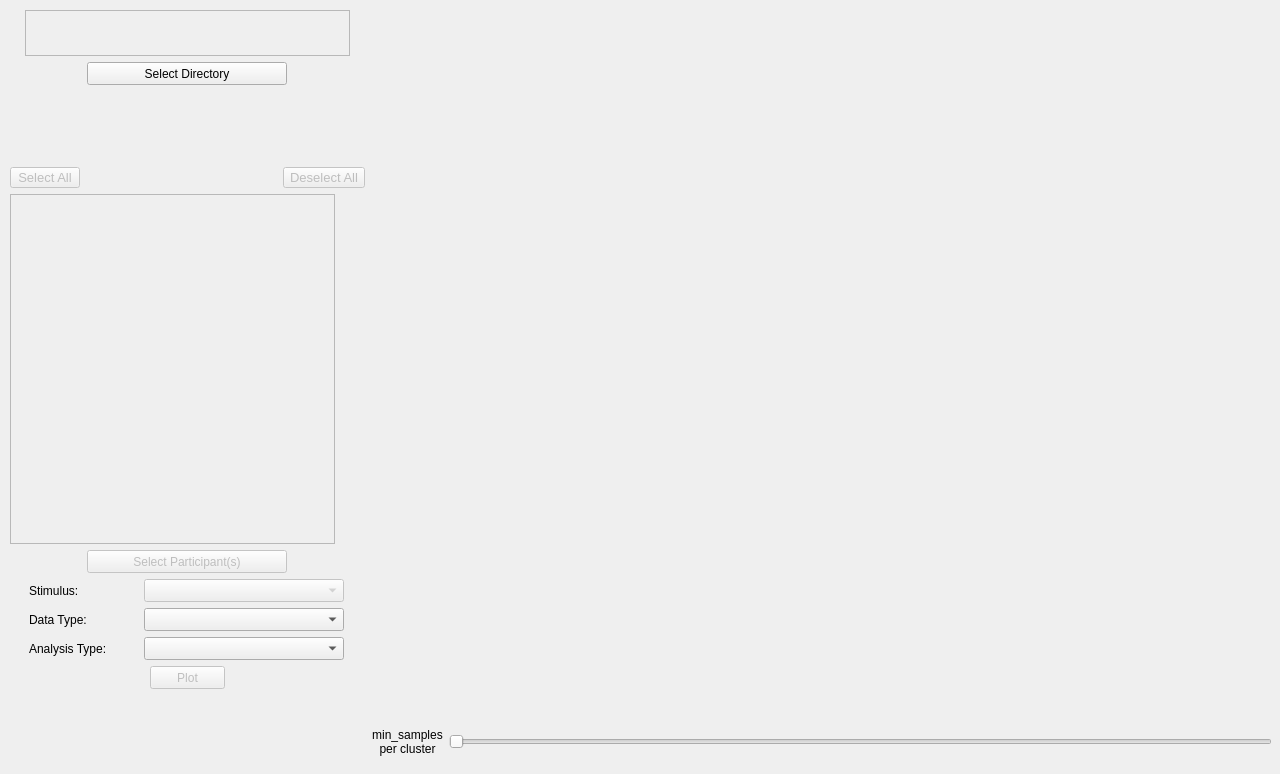
This is src/main/app_gui.ui in ks061/eye-tracking-visualizer as Qt 5 draws it before an edit. The edited form follows.
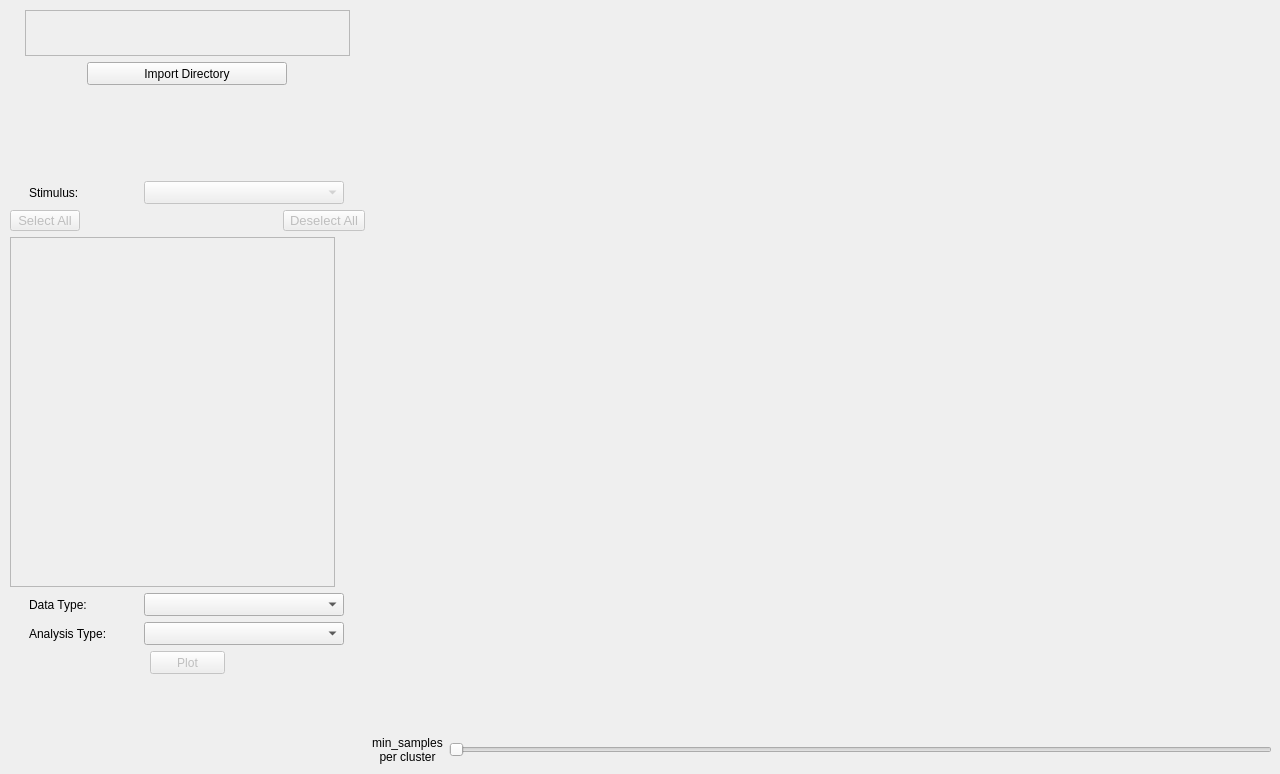
This is the edited form.

```diff
--- a/src/main/app_gui.ui
+++ b/src/main/app_gui.ui
@@ -122,7 +122,7 @@
           </size>
          </property>
          <property name="text">
-          <string>Select Directory</string>
+          <string>Import Directory</string>
          </property>
         </widget>
        </item>
@@ -139,6 +139,48 @@
          </property>
         </spacer>
        </item>
+       <item>
+        <layout class="QHBoxLayout" name="stimulus_hbox">
+         <item>
+          <widget class="QLabel" name="stimulus_label">
+           <property name="minimumSize">
+            <size>
+             <width>90</width>
+             <height>23</height>
+            </size>
+           </property>
+           <property name="maximumSize">
+            <size>
+             <width>90</width>
+             <height>23</height>
+            </size>
+           </property>
+           <property name="text">
+            <string>Stimulus:</string>
+           </property>
+          </widget>
+         </item>
+         <item>
+          <widget class="QComboBox" name="stimulus_menu">
+           <property name="enabled">
+            <bool>false</bool>
+           </property>
+           <property name="minimumSize">
+            <size>
+             <width>200</width>
+             <height>23</height>
+            </size>
+           </property>
+           <property name="maximumSize">
+            <size>
+             <width>200</width>
+             <height>23</height>
+            </size>
+           </property>
+          </widget>
+         </item>
+        </layout>
+       </item>
        <item>
         <layout class="QHBoxLayout" name="participant_select_deselect_all_button_hbox">
          <item>
@@ -269,70 +311,6 @@
          </widget>
         </widget>
        </item>
-       <item alignment="Qt::AlignHCenter">
-        <widget class="QPushButton" name="participant_selection_button">
-         <property name="enabled">
-          <bool>false</bool>
-         </property>
-         <property name="minimumSize">
-          <size>
-           <width>200</width>
-           <height>23</height>
-          </size>
-         </property>
-         <property name="maximumSize">
-          <size>
-           <width>200</width>
-           <height>23</height>
-          </size>
-         </property>
-         <property name="text">
-          <string>Select Participant(s)</string>
-         </property>
-        </widget>
-       </item>
-       <item>
-        <layout class="QHBoxLayout" name="stimulus_hbox">
-         <item>
-          <widget class="QLabel" name="stimulus_label">
-           <property name="minimumSize">
-            <size>
-             <width>90</width>
-             <height>23</height>
-            </size>
-           </property>
-           <property name="maximumSize">
-            <size>
-             <width>90</width>
-             <height>23</height>
-            </size>
-           </property>
-           <property name="text">
-            <string>Stimulus:</string>
-           </property>
-          </widget>
-         </item>
-         <item>
-          <widget class="QComboBox" name="stimulus_menu">
-           <property name="enabled">
-            <bool>false</bool>
-           </property>
-           <property name="minimumSize">
-            <size>
-             <width>200</width>
-             <height>23</height>
-            </size>
-           </property>
-           <property name="maximumSize">
-            <size>
-             <width>200</width>
-             <height>23</height>
-            </size>
-           </property>
-          </widget>
-         </item>
-        </layout>
-       </item>
        <item>
         <layout class="QHBoxLayout" name="data_type_hbox">
          <item>
@@ -483,7 +461,7 @@
          <property name="maximumSize">
           <size>
            <width>900</width>
-           <height>700</height>
+           <height>749</height>
           </size>
          </property>
         </widget>
```
Left out of the diff: 1 changed line with no effect on the pictures.
